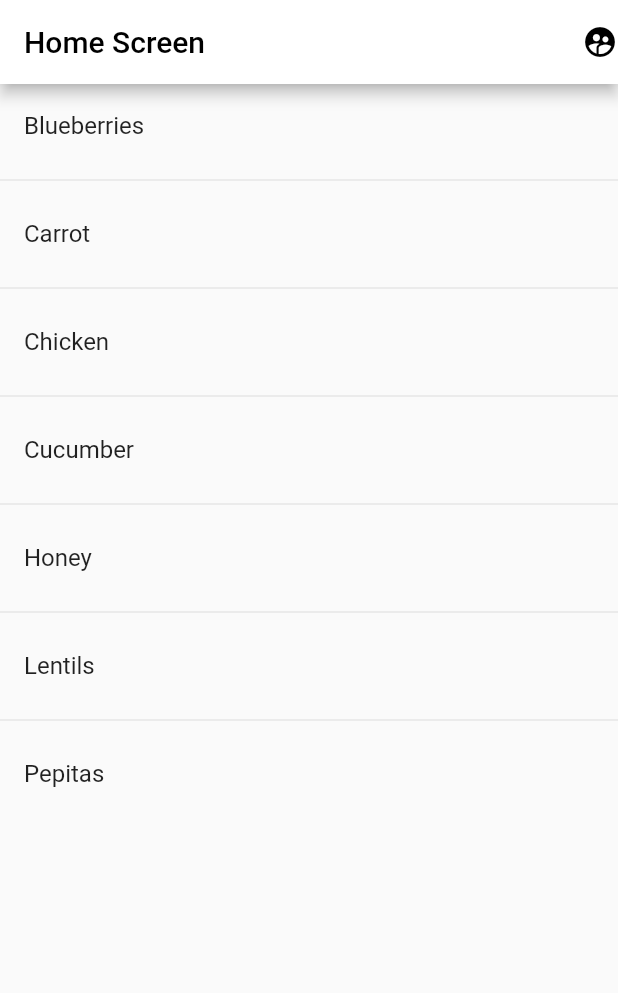
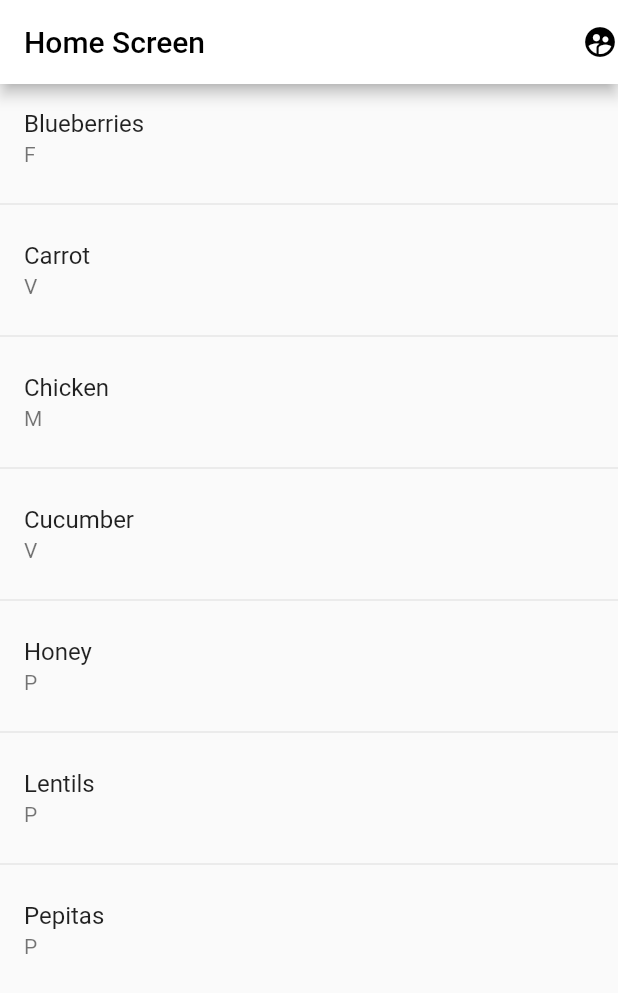
Before and after one commit to ravikesh4/savvient-task, a Flutter app: the screen it shows after launch, on a phone screen of 412 x 824 dp. Shown: the top 993 px of the screen. Run offline on Flutter 3.47's test engine with Material 2 defaults, Android fonts, the light colour scheme and no system bars.

Commit message:
category-name

```diff
--- a/lib/screens/HomeScreen.dart
+++ b/lib/screens/HomeScreen.dart
@@ -43,23 +43,16 @@ class _HomeScreenState extends State<HomeScreen> {
               onTap: () {
                 Navigator.push(context, MaterialPageRoute(builder: (context) => ProfileUI2(),));
               },
-              child: Icon(Icons.supervised_user_circle_rounded, color: Colors.black,))
+              child: Icon(Icons.supervised_user_circle_rounded, color: Colors.black,)),
         ],
       ),
-      // body: Column(
-      //   children: [
-      //     for( var index = 0 ; index < _category.length; index++ )
-      //     Container(
-      //       child: Text(_category[index]["item_name"]),
-      //     ),
-      //   ],
-      // ),
       body: ListView.separated(
         itemCount: _category.length,
         separatorBuilder: (BuildContext context, int index) => Divider(),
         itemBuilder: (context, index) {
           return ListTile(
             title: Text(_category[index]["item_name"]),
+            subtitle: Text(_category[index]["category_name"]),
           );
         },
       ),
--- a/pubspec.yaml
+++ b/pubspec.yaml
@@ -28,7 +28,6 @@ dependencies:
   # The following adds the Cupertino Icons font to your application.
   # Use with the CupertinoIcons class for iOS style icons.
   cupertino_icons: ^1.0.2
-  alphabet_list_scroll_view: ^2.0.0
 
 dev_dependencies:
   flutter_test:
```
Also changed, not shown: pubspec.lock.
